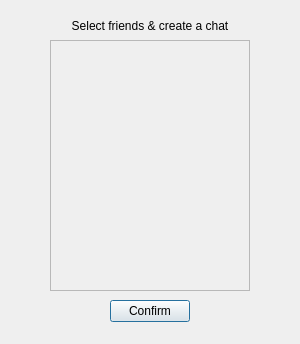
Before: the Qt Designer form client/ui/createchat.ui in pechpo/What-s-up, drawn with Qt 5.
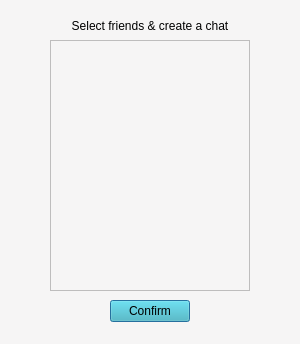
After: the same form once the commit is applied.

What changed in the file:
```diff
--- a/client/ui/createchat.ui
+++ b/client/ui/createchat.ui
@@ -13,6 +13,9 @@
   <property name="windowTitle">
    <string>Dialog</string>
   </property>
+  <property name="styleSheet">
+   <string notr="true">background-color: rgb(246, 245, 245);</string>
+  </property>
   <widget class="QLabel" name="label">
    <property name="geometry">
     <rect>
@@ -61,6 +64,9 @@
      <height>22</height>
     </rect>
    </property>
+   <property name="styleSheet">
+    <string notr="true">background-color: rgb(59, 180, 193);</string>
+   </property>
    <property name="text">
     <string>Confirm</string>
    </property>
```
